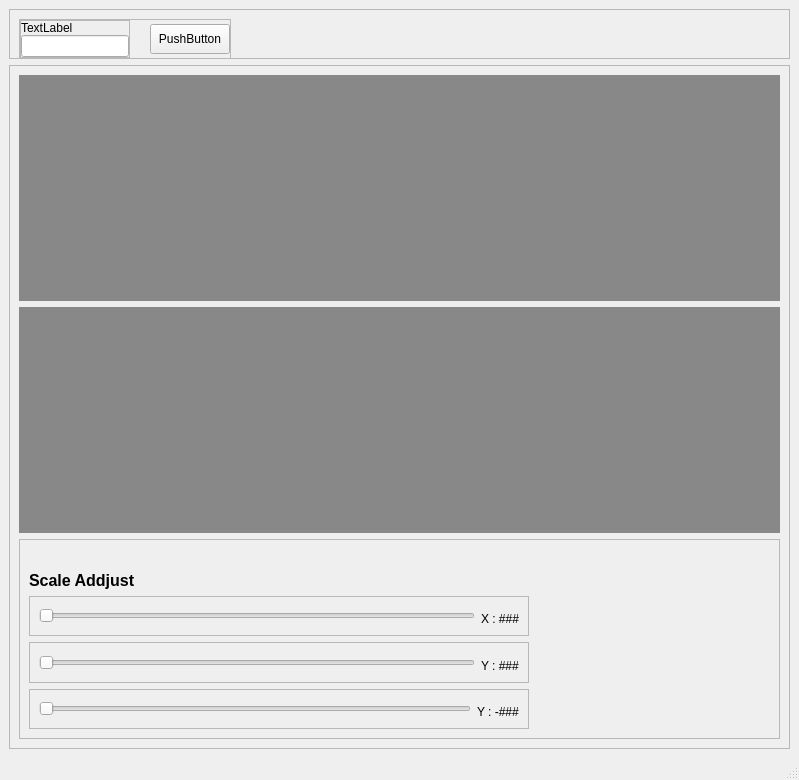
First picture: the form in GUI/main.ui, repository SongkranUthathong/ChartPlot, before the edit.
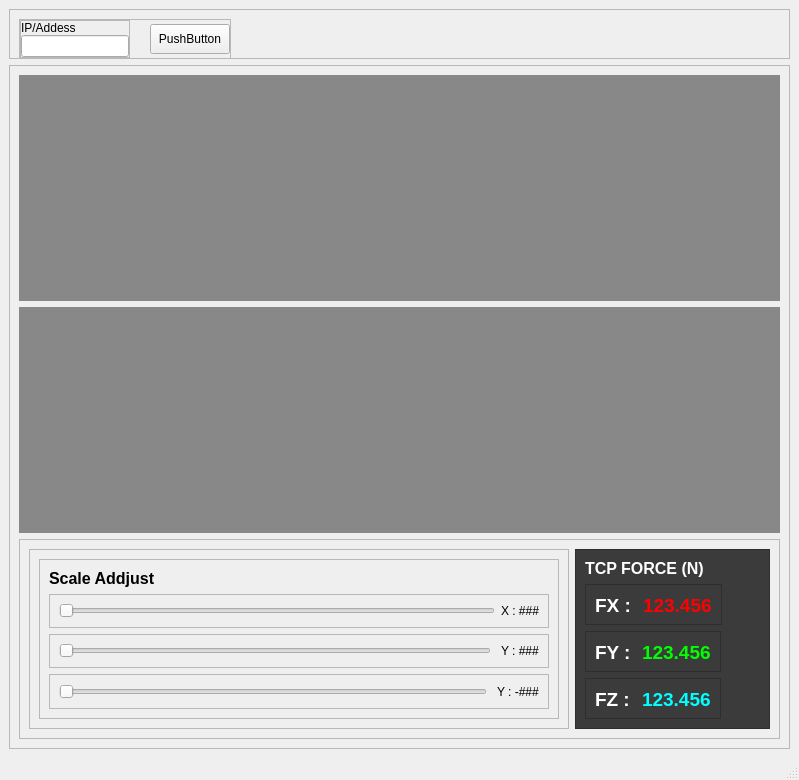
Second picture: the form after the edit.

What changed in the file:
```diff
--- a/GUI/main.ui
+++ b/GUI/main.ui
@@ -99,9 +99,9 @@
               <number>0</number>
              </property>
              <item alignment="Qt::AlignBottom">
-              <widget class="QLabel" name="label_4">
+              <widget class="QLabel" name="ip_label">
                <property name="text">
-                <string>TextLabel</string>
+                <string>IP/Addess</string>
                </property>
               </widget>
              </item>
@@ -179,8 +179,38 @@
          <property name="frameShadow">
           <enum>QFrame::Raised</enum>
          </property>
+         <layout class="QHBoxLayout" name="horizontalLayout">
+          <item>
+           <widget class="QFrame" name="frame_4">
+            <property name="frameShape">
+             <enum>QFrame::StyledPanel</enum>
+            </property>
+            <property name="frameShadow">
+             <enum>QFrame::Raised</enum>
+            </property>
+            <layout class="QVBoxLayout" name="verticalLayout_4">
+             <item alignment="Qt::AlignLeft">
+              <widget class="QFrame" name="frame_7">
+               <property name="minimumSize">
+                <size>
+                 <width>500</width>
+                 <height>0</height>
+                </size>
+               </property>
+               <property name="maximumSize">
+                <size>
+                 <width>16777215</width>
+                 <height>200</height>
+                </size>
+               </property>
+               <property name="frameShape">
+                <enum>QFrame::StyledPanel</enum>
+               </property>
+               <property name="frameShadow">
+                <enum>QFrame::Raised</enum>
+               </property>
          <layout class="QVBoxLayout" name="verticalLayout_3">
-          <item alignment="Qt::AlignBottom">
+                <item>
            <widget class="QLabel" name="label_2">
             <property name="font">
              <font>
@@ -194,8 +224,8 @@
             </property>
            </widget>
           </item>
-          <item alignment="Qt::AlignLeft">
-           <widget class="QFrame" name="frame_4">
+                <item>
+                 <widget class="QFrame" name="frame_9">
             <property name="minimumSize">
              <size>
               <width>500</width>
@@ -224,7 +254,7 @@
                 </size>
                </property>
                <property name="minimum">
-                <number>0</number>
+                      <number>1</number>
                </property>
                <property name="maximum">
                 <number>100</number>
@@ -236,7 +266,7 @@
                 <number>1</number>
                </property>
                <property name="value">
-                <number>0</number>
+                      <number>1</number>
                </property>
                <property name="orientation">
                 <enum>Qt::Horizontal</enum>
@@ -253,8 +283,8 @@
             </layout>
            </widget>
           </item>
-          <item alignment="Qt::AlignLeft">
-           <widget class="QFrame" name="frame_5">
+                <item>
+                 <widget class="QFrame" name="frame_10">
             <property name="minimumSize">
              <size>
               <width>500</width>
@@ -267,7 +297,10 @@
             <property name="frameShadow">
              <enum>QFrame::Raised</enum>
             </property>
-            <layout class="QHBoxLayout" name="horizontalLayout">
+                  <layout class="QHBoxLayout" name="horizontalLayout_3">
+                   <property name="spacing">
+                    <number>10</number>
+                   </property>
              <item>
               <widget class="QSlider" name="scaleYP">
                <property name="minimumSize">
@@ -296,8 +329,8 @@
                </property>
               </widget>
              </item>
-             <item alignment="Qt::AlignBottom">
-              <widget class="QLabel" name="label">
+                   <item alignment="Qt::AlignRight|Qt::AlignBottom">
+                    <widget class="QLabel" name="yp_scale">
                <property name="text">
                 <string>Y : ###</string>
                </property>
@@ -306,8 +339,8 @@
             </layout>
            </widget>
           </item>
-          <item alignment="Qt::AlignLeft">
-           <widget class="QFrame" name="frame_7">
+                <item>
+                 <widget class="QFrame" name="frame_11">
             <property name="minimumSize">
              <size>
               <width>500</width>
@@ -321,6 +354,9 @@
              <enum>QFrame::Raised</enum>
             </property>
             <layout class="QHBoxLayout" name="horizontalLayout_7">
+                   <property name="spacing">
+                    <number>10</number>
+                   </property>
              <item>
               <widget class="QSlider" name="scaleYN">
                <property name="minimumSize">
@@ -357,6 +393,161 @@
                <property name="text">
                 <string>Y : -###</string>
                </property>
+                    </widget>
+                   </item>
+                  </layout>
+                 </widget>
+                </item>
+               </layout>
+              </widget>
+             </item>
+            </layout>
+           </widget>
+          </item>
+          <item>
+           <widget class="QFrame" name="frame_5">
+            <property name="styleSheet">
+             <string notr="true">background-color: rgb(59, 59, 59);</string>
+            </property>
+            <property name="frameShape">
+             <enum>QFrame::StyledPanel</enum>
+            </property>
+            <property name="frameShadow">
+             <enum>QFrame::Raised</enum>
+            </property>
+            <layout class="QVBoxLayout" name="verticalLayout_6">
+             <item>
+              <widget class="QLabel" name="label_3">
+               <property name="font">
+                <font>
+                 <pointsize>12</pointsize>
+                 <weight>75</weight>
+                 <bold>true</bold>
+                </font>
+               </property>
+               <property name="text">
+                <string>&lt;html&gt;&lt;head/&gt;&lt;body&gt;&lt;p&gt;&lt;span style=&quot; color:#ffffff;&quot;&gt;TCP FORCE (N)&lt;/span&gt;&lt;/p&gt;&lt;/body&gt;&lt;/html&gt;</string>
+               </property>
+              </widget>
+             </item>
+             <item alignment="Qt::AlignLeft">
+              <widget class="QFrame" name="frame_12">
+               <property name="frameShape">
+                <enum>QFrame::StyledPanel</enum>
+               </property>
+               <property name="frameShadow">
+                <enum>QFrame::Raised</enum>
+               </property>
+               <layout class="QHBoxLayout" name="horizontalLayout_6">
+                <item alignment="Qt::AlignLeft">
+                 <widget class="QLabel" name="label_4">
+                  <property name="font">
+                   <font>
+                    <pointsize>14</pointsize>
+                    <weight>75</weight>
+                    <bold>true</bold>
+                   </font>
+                  </property>
+                  <property name="text">
+                   <string>&lt;html&gt;&lt;head/&gt;&lt;body&gt;&lt;p&gt;&lt;span style=&quot; color:#ffffff;&quot;&gt;FX : &lt;/span&gt;&lt;/p&gt;&lt;/body&gt;&lt;/html&gt;</string>
+                  </property>
+                 </widget>
+                </item>
+                <item alignment="Qt::AlignLeft">
+                 <widget class="QLabel" name="txt_fx">
+                  <property name="font">
+                   <font>
+                    <pointsize>14</pointsize>
+                    <weight>75</weight>
+                    <bold>true</bold>
+                   </font>
+                  </property>
+                  <property name="text">
+                   <string>&lt;html&gt;&lt;head/&gt;&lt;body&gt;&lt;p&gt;&lt;span style=&quot; color:#ff0000;&quot;&gt;123.456&lt;/span&gt;&lt;/p&gt;&lt;/body&gt;&lt;/html&gt;</string>
+                  </property>
+                 </widget>
+                </item>
+               </layout>
+              </widget>
+             </item>
+             <item alignment="Qt::AlignLeft">
+              <widget class="QFrame" name="frame_13">
+               <property name="frameShape">
+                <enum>QFrame::StyledPanel</enum>
+               </property>
+               <property name="frameShadow">
+                <enum>QFrame::Raised</enum>
+               </property>
+               <layout class="QHBoxLayout" name="horizontalLayout_8">
+                <item alignment="Qt::AlignLeft">
+                 <widget class="QLabel" name="label_5">
+                  <property name="font">
+                   <font>
+                    <pointsize>14</pointsize>
+                    <weight>75</weight>
+                    <bold>true</bold>
+                   </font>
+                  </property>
+                  <property name="text">
+                   <string>&lt;html&gt;&lt;head/&gt;&lt;body&gt;&lt;p&gt;&lt;span style=&quot; color:#ffffff;&quot;&gt;FY : &lt;/span&gt;&lt;/p&gt;&lt;/body&gt;&lt;/html&gt;</string>
+                  </property>
+                 </widget>
+                </item>
+                <item alignment="Qt::AlignLeft">
+                 <widget class="QLabel" name="txt_fy">
+                  <property name="font">
+                   <font>
+                    <pointsize>14</pointsize>
+                    <weight>75</weight>
+                    <bold>true</bold>
+                   </font>
+                  </property>
+                  <property name="text">
+                   <string>&lt;html&gt;&lt;head/&gt;&lt;body&gt;&lt;p&gt;&lt;span style=&quot; color:#00ff00;&quot;&gt;123.456&lt;/span&gt;&lt;/p&gt;&lt;/body&gt;&lt;/html&gt;</string>
+                  </property>
+                 </widget>
+                </item>
+               </layout>
+              </widget>
+             </item>
+             <item alignment="Qt::AlignLeft">
+              <widget class="QFrame" name="frame_14">
+               <property name="frameShape">
+                <enum>QFrame::StyledPanel</enum>
+               </property>
+               <property name="frameShadow">
+                <enum>QFrame::Raised</enum>
+               </property>
+               <layout class="QHBoxLayout" name="horizontalLayout_9">
+                <item alignment="Qt::AlignLeft">
+                 <widget class="QLabel" name="label_7">
+                  <property name="font">
+                   <font>
+                    <pointsize>14</pointsize>
+                    <weight>75</weight>
+                    <bold>true</bold>
+                   </font>
+                  </property>
+                  <property name="text">
+                   <string>&lt;html&gt;&lt;head/&gt;&lt;body&gt;&lt;p&gt;&lt;span style=&quot; color:#ffffff;&quot;&gt;FZ : &lt;/span&gt;&lt;/p&gt;&lt;/body&gt;&lt;/html&gt;</string>
+                  </property>
+                 </widget>
+                </item>
+                <item alignment="Qt::AlignLeft">
+                 <widget class="QLabel" name="txt_fz">
+                  <property name="font">
+                   <font>
+                    <pointsize>14</pointsize>
+                    <weight>75</weight>
+                    <bold>true</bold>
+                   </font>
+                  </property>
+                  <property name="text">
+                   <string>&lt;html&gt;&lt;head/&gt;&lt;body&gt;&lt;p&gt;&lt;span style=&quot; color:#00ffff;&quot;&gt;123.456&lt;/span&gt;&lt;/p&gt;&lt;/body&gt;&lt;/html&gt;</string>
+                  </property>
+                 </widget>
+                </item>
+               </layout>
               </widget>
              </item>
             </layout>
```
Left out of the diff: 10 changed lines with no effect on the pictures. Lines whose indentation alone changed are shown as unchanged.
